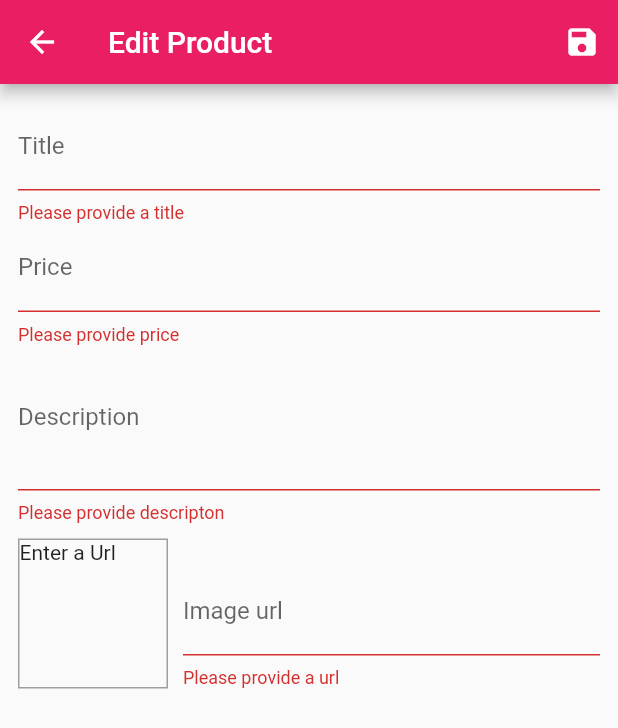
After one commit to mydigita/flutter-shop-app, a Flutter app: the EditProductPage screen opened by its route, after a tap on the "save" icon, on a phone screen of 412 x 824 dp. The commit adds this screen. Shown: the top 728 px of the screen. Run offline on Flutter 3.47's test engine with Material 2 defaults, Android fonts, the phone set to English and light mode, and no system bars; network calls fail.

Commit message:
added edit/manage product page with field validation

```diff
--- a/lib/main.dart
+++ b/lib/main.dart
@@ -7,6 +7,8 @@ import './providers/cart_provider.dart';
 import './pages/cart_page.dart';
 import './providers/order_provider.dart';
 import './pages/order_page.dart';
+import './pages/user_product_page.dart';
+import './pages/edit_product.dart';
 
 void main() {
   runApp(const MyApp());
@@ -31,6 +33,8 @@ class MyApp extends StatelessWidget {
           ProductDetailsPage.routeName: (context) => const ProductDetailsPage(),
           CartPage.routeName: (context) => const CartPage(),
           OrderPage.routeName: (context) => const OrderPage(),
+          UserProductPage.routeName: (context) => const UserProductPage(),
+          EditProductPage.routeName: (context) => const EditProductPage(),
         },
       ),
     );
--- /dev/null
+++ b/lib/pages/edit_product.dart
@@ -0,0 +1,209 @@
+import 'package:flutter/material.dart';
+import '../providers/product.model.dart';
+// import '../providers/products_provider.dart';
+
+class EditProductPage extends StatefulWidget {
+  static const routeName = '/edit-product';
+  const EditProductPage({super.key});
+
+  @override
+  State<EditProductPage> createState() => _EditProductPageState();
+}
+
+class _EditProductPageState extends State<EditProductPage> {
+  final _priceFocusNode = FocusNode();
+  final _descriptionFocusNode = FocusNode();
+  final _imageUrlController = TextEditingController();
+  final _imageUrlFocusNode = FocusNode();
+  final _form = GlobalKey<FormState>();
+  var _editedProduct =
+      Product(id: "", title: "", description: "", price: 0, imageUrl: "");
+
+  @override
+  void initState() {
+    _imageUrlFocusNode.addListener(_updateImageUrl);
+    super.initState();
+  }
+
+  @override
+  void dispose() {
+    _imageUrlFocusNode.removeListener(_updateImageUrl);
+    _priceFocusNode.dispose();
+    _descriptionFocusNode.dispose();
+    _imageUrlController.dispose();
+    _imageUrlFocusNode.dispose();
+    super.dispose();
+  }
+
+  void _updateImageUrl() {
+    if (!_imageUrlFocusNode.hasFocus) {
+      setState(() {});
+    }
+  }
+
+  void _saveFormData() {
+    final isValid = _form.currentState!.validate();
+    if (!isValid) {
+      return;
+    }
+    _form.currentState!.save();
+    // print(_editedProduct.title);
+    // print(_editedProduct.description);
+    // print(_editedProduct.price);
+    // print(_editedProduct.imageUrl);
+  }
+
+  @override
+  Widget build(BuildContext context) {
+    return Scaffold(
+      appBar: AppBar(
+        title: const Text('Edit Product'),
+        actions: [
+          IconButton(onPressed: _saveFormData, icon: const Icon(Icons.save)),
+        ],
+      ),
+      body: Padding(
+        padding: const EdgeInsets.all(12.0),
+        child: Form(
+          key: _form,
+          child: ListView(children: [
+            TextFormField(
+              decoration: const InputDecoration(labelText: 'Title'),
+              textInputAction: TextInputAction.next,
+              onFieldSubmitted: (_) {
+                FocusScope.of(context).requestFocus(_priceFocusNode);
+              },
+              validator: (value) {
+                if (value!.isEmpty) {
+                  return 'Please provide a title';
+                }
+                return null;
+              },
+              onSaved: (newValue) {
+                _editedProduct = Product(
+                    id: _editedProduct.id,
+                    title: newValue!,
+                    description: _editedProduct.description,
+                    price: _editedProduct.price,
+                    imageUrl: _editedProduct.imageUrl);
+              },
+            ),
+            TextFormField(
+              decoration: const InputDecoration(labelText: 'Price'),
+              textInputAction: TextInputAction.next,
+              keyboardType: TextInputType.number,
+              focusNode: _priceFocusNode,
+              onFieldSubmitted: (_) {
+                FocusScope.of(context).requestFocus(_descriptionFocusNode);
+              },
+              onSaved: (newValue) {
+                _editedProduct = Product(
+                    id: _editedProduct.id,
+                    title: _editedProduct.title,
+                    description: _editedProduct.description,
+                    price: double.parse(
+                        newValue!.trim().replaceAll(RegExp('[^0-9.]'), '')),
+                    imageUrl: _editedProduct.imageUrl);
+              },
+              validator: (value) {
+                if (value!.isEmpty) {
+                  return 'Please provide price';
+                }
+                if (double.tryParse(value) == null) {
+                  return 'Please enter a valid number';
+                }
+                if (double.parse(value) <= 0) {
+                  return 'Please enter a valid price';
+                }
+                return null;
+              },
+            ),
+            TextFormField(
+              decoration: const InputDecoration(labelText: 'Description'),
+              maxLines: 3,
+              keyboardType: TextInputType.multiline,
+              focusNode: _descriptionFocusNode,
+              onSaved: (newValue) {
+                _editedProduct = Product(
+                    id: _editedProduct.id,
+                    title: _editedProduct.title,
+                    description: newValue!,
+                    price: _editedProduct.price,
+                    imageUrl: _editedProduct.imageUrl);
+              },
+              validator: (value) {
+                if (value!.isEmpty) {
+                  return 'Please provide descripton';
+                }
+                if (value.length < 20) {
+                  return 'Please add more details';
+                }
+                return null;
+              },
+            ),
+            Row(
+              crossAxisAlignment: CrossAxisAlignment.end,
+              children: [
+                Container(
+                  width: 100,
+                  height: 100,
+                  margin: const EdgeInsets.only(top: 10, right: 10),
+                  decoration: BoxDecoration(
+                    border: Border.all(
+                      width: 1,
+                      color: Colors.grey,
+                    ),
+                  ),
+                  child: _imageUrlController.text.isEmpty
+                      ? const Text('Enter a Url')
+                      : FittedBox(
+                          fit: BoxFit.cover,
+                          child: Image.network(_imageUrlController.text),
+                        ),
+                ),
+                Expanded(
+                  child: TextFormField(
+                    decoration: const InputDecoration(label: Text('Image url')),
+                    keyboardType: TextInputType.url,
+                    textInputAction: TextInputAction.done,
+                    controller: _imageUrlController,
+                    focusNode: _imageUrlFocusNode,
+                    onEditingComplete: () {
+                      setState(() {});
+                    },
+                    onFieldSubmitted: (_) {
+                      _saveFormData();
+                    },
+                    onSaved: (newValue) {
+                      _editedProduct = Product(
+                          id: _editedProduct.id,
+                          title: _editedProduct.title,
+                          description: _editedProduct.description,
+                          price: _editedProduct.price,
+                          imageUrl: newValue!);
+                    },
+                    validator: (value) {
+                      if (value!.isEmpty) {
+                        return 'Please provide a url';
+                      }
+                      if (!value.startsWith('http://') ||
+                          !value.startsWith('https://')) {
+                        return 'Please add a valid url';
+                      }
+                      if (!value.endsWith('jpg') ||
+                          !value.endsWith('jpeg') ||
+                          !value.endsWith('png')) {
+                        return 'Please add a photo-source url';
+                      }
+                      return null;
+                    },
+                  ),
+                )
+              ],
+            ),
+          ]),
+        ),
+      ),
+    );
+  }
+}
--- a/lib/widgets/app_drawer.dart
+++ b/lib/widgets/app_drawer.dart
@@ -1,5 +1,6 @@
 import 'package:flutter/material.dart';
 import '../pages/order_page.dart';
+import '../pages/user_product_page.dart';
 
 class AppDrawer extends StatelessWidget {
   const AppDrawer({super.key});
@@ -28,6 +29,14 @@ class AppDrawer extends StatelessWidget {
             Navigator.of(context).pushReplacementNamed(OrderPage.routeName);
           },
         ),
+        ListTile(
+          leading: const Icon(Icons.edit),
+          title: const Text('Manage Products'),
+          onTap: () {
+            Navigator.of(context)
+                .pushReplacementNamed(UserProductPage.routeName);
+          },
+        ),
       ]),
     );
   }
```
Also changed, not shown: lib/pages/user_product_page.dart (added, +45 -0 lines), lib/widgets/order_items.dart (+13 -4 lines), lib/widgets/user_product_item.dart (added, +33 -0 lines).
